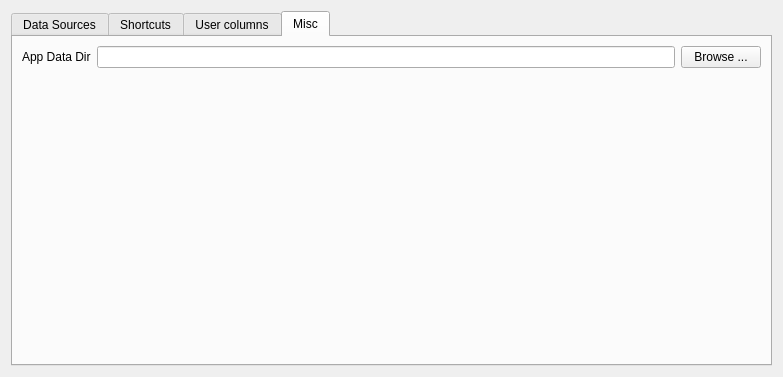
First picture: the form in mtgcards/optionsdialog.ui, repository stijnvermeir/mtgcards, before the edit.
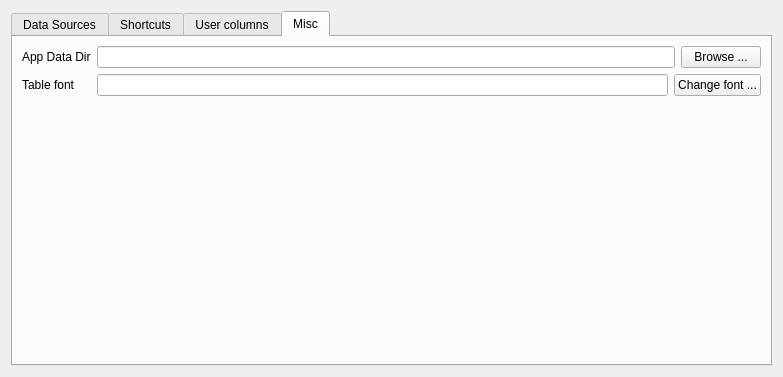
Second picture: the form after the edit. The open tabs and pages were chosen to show the change. Icons and pictures are not drawn.

Commit message: Customisable font

```diff
--- a/mtgcards/optionsdialog.ui
+++ b/mtgcards/optionsdialog.ui
@@ -271,6 +271,34 @@
          </item>
         </layout>
        </item>
+       <item row="2" column="1">
+        <layout class="QHBoxLayout" name="horizontalLayout_10">
+         <property name="topMargin">
+          <number>0</number>
+         </property>
+         <item>
+          <widget class="QLineEdit" name="fontTxt">
+           <property name="readOnly">
+            <bool>true</bool>
+           </property>
+          </widget>
+         </item>
+         <item>
+          <widget class="QPushButton" name="fontBtn">
+           <property name="text">
+            <string>Change font ...</string>
+           </property>
+          </widget>
+         </item>
+        </layout>
+       </item>
+       <item row="2" column="0">
+        <widget class="QLabel" name="label_5">
+         <property name="text">
+          <string>Table font</string>
+         </property>
+        </widget>
+       </item>
       </layout>
      </widget>
     </widget>
```
Left out of the diff: 4 changed lines with no effect on the pictures. The commit also changes 17 other files.
